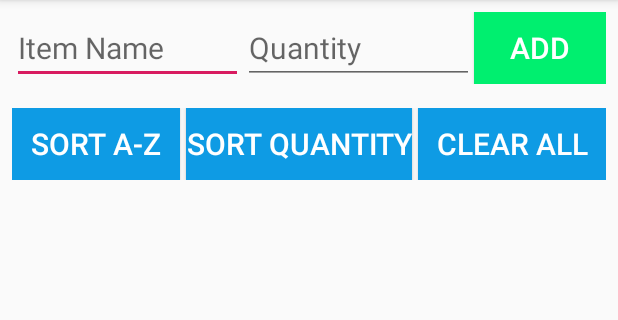
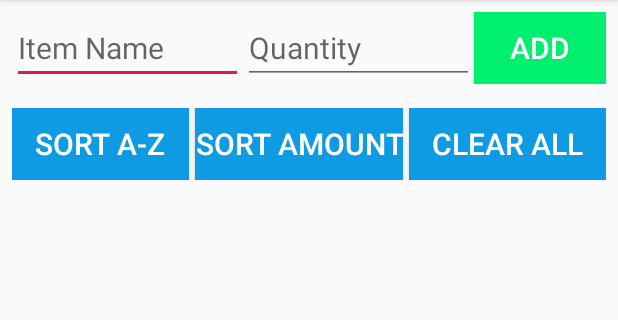
Before and after one commit to DHua5922/Inventory-List, an Android app: the screen it shows after launch (SupplyList), on a phone screen of 412 x 824 dp, the part 84-404 px from its top. Run offline under Robolectric (Android 15) with nearby library versions, the phone set to English and light mode, and no system bars.

```diff
--- a/app/src/main/res/values/strings.xml
+++ b/app/src/main/res/values/strings.xml
@@ -6,8 +6,11 @@
     <string name="hint_item_name">Item Name</string>
     <string name="hint_item_quantity">Quantity</string>
     <string name="hint_dialog_text">New Text</string>
+    <string name="hint_title">Title</string>
+    <string name="hint_item_to_be_replaced">Item To Be Replaced</string>
+    <string name="hint_description">Description of Field Below</string>
 
-    <string name="btn_sort_numerically">Sort Quantity</string>
+    <string name="btn_sort_numerically">Sort Amount</string>
     <string name="btn_sort_alphabetically">Sort A-Z</string>
     <string name="btn_clear">Clear All</string>
 
```
